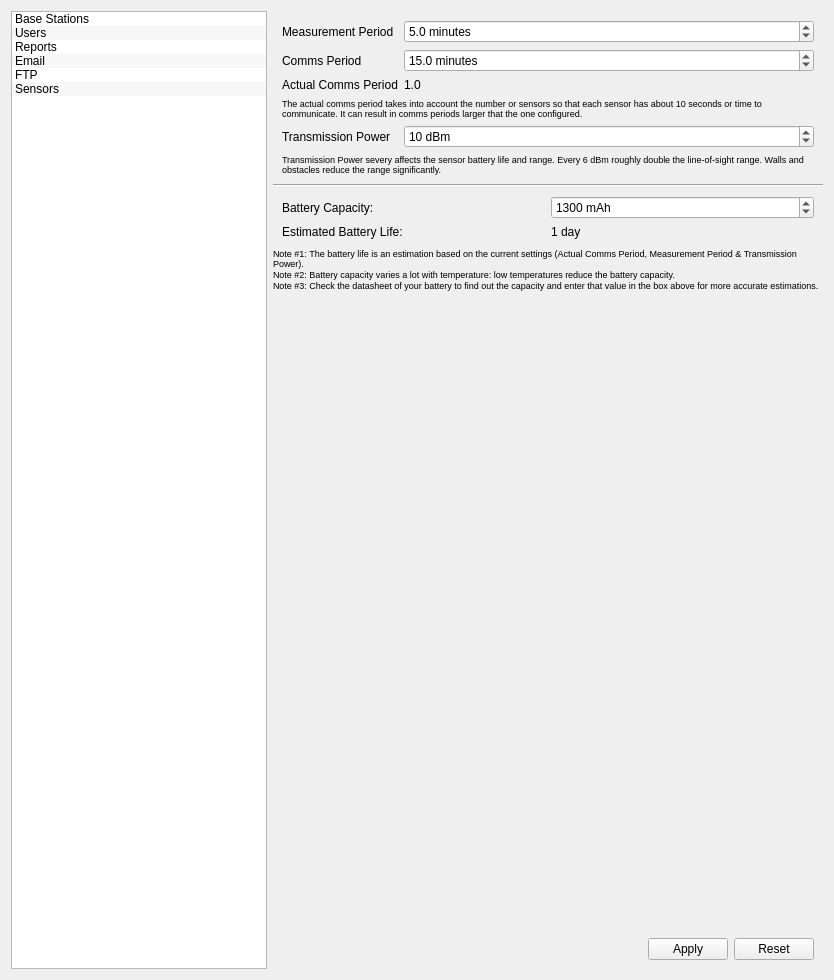
Old version of the form manager/src/SettingsWidget.ui in the repository porkmarks/sense.
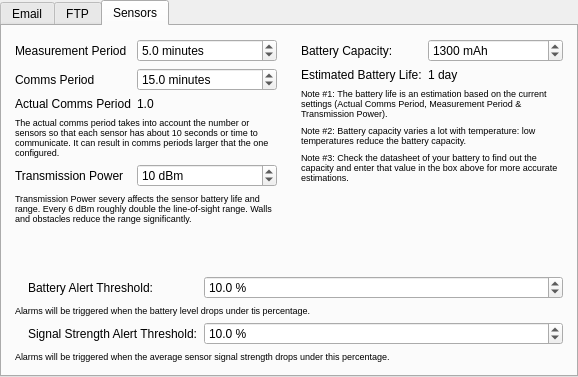
New version of the form. The open tabs and pages were chosen to show the change. Icons and pictures are not drawn. Custom widgets are drawn as their Qt base class.

Commit message: Added soft/hard thresholds for alarms Added configurable battery and signal thresholds

The edit to the form file:
```diff
--- a/manager/src/SettingsWidget.ui
+++ b/manager/src/SettingsWidget.ui
@@ -6,173 +6,39 @@
    <rect>
     <x>0</x>
     <y>0</y>
-    <width>834</width>
-    <height>980</height>
+    <width>578</width>
+    <height>377</height>
    </rect>
   </property>
   <property name="windowTitle">
    <string>Form</string>
   </property>
   <layout class="QHBoxLayout" name="horizontalLayout_2">
-   <item>
-    <widget class="QTreeWidget" name="list">
-     <property name="sizePolicy">
-      <sizepolicy hsizetype="Fixed" vsizetype="MinimumExpanding">
-       <horstretch>0</horstretch>
-       <verstretch>0</verstretch>
-      </sizepolicy>
-     </property>
-     <property name="showDropIndicator" stdset="0">
-      <bool>false</bool>
-     </property>
-     <property name="alternatingRowColors">
-      <bool>true</bool>
-     </property>
-     <property name="rootIsDecorated">
-      <bool>false</bool>
-     </property>
-     <property name="uniformRowHeights">
-      <bool>true</bool>
-     </property>
-     <property name="itemsExpandable">
-      <bool>false</bool>
-     </property>
-     <attribute name="headerVisible">
-      <bool>false</bool>
-     </attribute>
-     <column>
-      <property name="text">
-       <string>1</string>
-      </property>
-     </column>
+   <property name="leftMargin">
+    <number>0</number>
+   </property>
+   <property name="topMargin">
+    <number>0</number>
+   </property>
+   <property name="rightMargin">
+    <number>0</number>
+   </property>
+   <property name="bottomMargin">
+    <number>0</number>
+   </property>
      <item>
-      <property name="text">
-       <string>Base Stations</string>
-      </property>
-      <property name="icon">
-       <iconset resource="../res/res.qrc">
-        <normaloff>:/icons/ui/station.png</normaloff>:/icons/ui/station.png</iconset>
-      </property>
-     </item>
-     <item>
-      <property name="text">
-       <string>Users</string>
-      </property>
-      <property name="icon">
-       <iconset resource="../res/res.qrc">
-        <normaloff>:/icons/ui/users.png</normaloff>:/icons/ui/users.png</iconset>
-      </property>
-     </item>
-     <item>
-      <property name="text">
-       <string>Reports</string>
-      </property>
-      <property name="icon">
-       <iconset resource="../res/res.qrc">
-        <normaloff>:/icons/ui/report.png</normaloff>:/icons/ui/report.png</iconset>
-      </property>
-     </item>
-     <item>
-      <property name="text">
-       <string>Email</string>
-      </property>
-      <property name="icon">
+    <widget class="QTabWidget" name="tabWidget">
+     <property name="currentIndex">
+      <number>0</number>
+     </property>
+     <widget class="QWidget" name="emailTab">
+      <attribute name="icon">
        <iconset resource="../res/res.qrc">
         <normaloff>:/icons/ui/email.png</normaloff>:/icons/ui/email.png</iconset>
-      </property>
-     </item>
-     <item>
-      <property name="text">
-       <string>FTP</string>
-      </property>
-      <property name="icon">
-       <iconset resource="../res/res.qrc">
-        <normaloff>:/icons/ui/ftp.png</normaloff>:/icons/ui/ftp.png</iconset>
-      </property>
-     </item>
-     <item>
-      <property name="text">
-       <string>Sensors</string>
-      </property>
-      <property name="icon">
-       <iconset resource="../res/res.qrc">
-        <normaloff>:/icons/ui/sensor.png</normaloff>:/icons/ui/sensor.png</iconset>
-      </property>
-     </item>
-    </widget>
-   </item>
-   <item>
-    <widget class="QStackedWidget" name="stackedWidget">
-     <property name="currentIndex">
-      <number>3</number>
-     </property>
-     <widget class="QWidget" name="baseStationsPage">
-      <layout class="QVBoxLayout" name="verticalLayout_3">
-       <property name="spacing">
-        <number>0</number>
-       </property>
-       <property name="leftMargin">
-        <number>0</number>
-       </property>
-       <property name="topMargin">
-        <number>0</number>
-       </property>
-       <property name="rightMargin">
-        <number>0</number>
-       </property>
-       <property name="bottomMargin">
-        <number>0</number>
-       </property>
-       <item>
-        <widget class="BaseStationsWidget" name="baseStationsWidget" native="true"/>
-       </item>
-      </layout>
-     </widget>
-     <widget class="QWidget" name="usersPage">
-      <layout class="QVBoxLayout" name="verticalLayout_6">
-       <property name="spacing">
-        <number>0</number>
-       </property>
-       <property name="leftMargin">
-        <number>0</number>
-       </property>
-       <property name="topMargin">
-        <number>0</number>
-       </property>
-       <property name="rightMargin">
-        <number>0</number>
-       </property>
-       <property name="bottomMargin">
-        <number>0</number>
-       </property>
-       <item>
-        <widget class="UsersWidget" name="usersWidget" native="true"/>
-       </item>
-      </layout>
-     </widget>
-     <widget class="QWidget" name="reportsPage">
-      <layout class="QVBoxLayout" name="verticalLayout_4">
-       <property name="spacing">
-        <number>0</number>
-       </property>
-       <property name="leftMargin">
-        <number>0</number>
-       </property>
-       <property name="topMargin">
-        <number>0</number>
-       </property>
-       <property name="rightMargin">
-        <number>0</number>
-       </property>
-       <property name="bottomMargin">
-        <number>0</number>
-       </property>
-       <item>
-        <widget class="ReportsWidget" name="reportsWidget" native="true"/>
-       </item>
-      </layout>
-     </widget>
-     <widget class="QWidget" name="emailPage">
+      </attribute>
+      <attribute name="title">
+       <string>Email</string>
+      </attribute>
       <layout class="QVBoxLayout" name="verticalLayout_7">
        <property name="spacing">
         <number>0</number>
@@ -447,7 +313,14 @@
        </item>
       </layout>
      </widget>
-     <widget class="QWidget" name="ftpPage">
+     <widget class="QWidget" name="ftpTab">
+      <attribute name="icon">
+       <iconset resource="../res/res.qrc">
+        <normaloff>:/icons/ui/ftp.png</normaloff>:/icons/ui/ftp.png</iconset>
+      </attribute>
+      <attribute name="title">
+       <string>FTP</string>
+      </attribute>
       <layout class="QVBoxLayout" name="verticalLayout_11">
        <property name="spacing">
         <number>0</number>
@@ -642,11 +515,33 @@
        </item>
       </layout>
      </widget>
-     <widget class="QWidget" name="sensorsPage">
+     <widget class="QWidget" name="sensorsTab">
+      <attribute name="icon">
+       <iconset resource="../res/res.qrc">
+        <normaloff>:/icons/ui/sensor.png</normaloff>:/icons/ui/sensor.png</iconset>
+      </attribute>
+      <attribute name="title">
+       <string>Sensors</string>
+      </attribute>
       <layout class="QVBoxLayout" name="verticalLayout_12">
        <property name="spacing">
-        <number>0</number>
+        <number>2</number>
        </property>
+       <property name="leftMargin">
+        <number>4</number>
+       </property>
+       <property name="topMargin">
+        <number>4</number>
+       </property>
+       <property name="rightMargin">
+        <number>4</number>
+       </property>
+       <property name="bottomMargin">
+        <number>4</number>
+       </property>
+       <item>
+        <widget class="QWidget" name="widget_7" native="true">
+         <layout class="QHBoxLayout" name="horizontalLayout">
        <property name="leftMargin">
         <number>0</number>
        </property>
@@ -661,6 +556,12 @@
        </property>
        <item>
         <widget class="QWidget" name="widget_6" native="true">
+            <property name="sizePolicy">
+             <sizepolicy hsizetype="MinimumExpanding" vsizetype="Preferred">
+              <horstretch>0</horstretch>
+              <verstretch>0</verstretch>
+             </sizepolicy>
+            </property>
          <layout class="QFormLayout" name="formLayout_5">
           <property name="verticalSpacing">
            <number>6</number>
@@ -781,30 +682,15 @@
          </layout>
         </widget>
        </item>
-       <item>
-        <widget class="Line" name="line">
-         <property name="orientation">
-          <enum>Qt::Horizontal</enum>
-         </property>
-        </widget>
-       </item>
        <item>
         <widget class="QWidget" name="widget_3" native="true">
-         <layout class="QGridLayout" name="gridLayout_3">
-          <item row="1" column="1">
-           <widget class="QLabel" name="batteryLife">
-            <property name="text">
-             <string>1 day</string>
+            <property name="sizePolicy">
+             <sizepolicy hsizetype="MinimumExpanding" vsizetype="Preferred">
+              <horstretch>0</horstretch>
+              <verstretch>0</verstretch>
+             </sizepolicy>
             </property>
-           </widget>
-          </item>
-          <item row="1" column="0">
-           <widget class="QLabel" name="label_17">
-            <property name="text">
-             <string>Estimated Battery Life:</string>
-            </property>
-           </widget>
-          </item>
+            <layout class="QFormLayout" name="formLayout">
           <item row="0" column="0">
            <widget class="QLabel" name="label_23">
             <property name="text">
@@ -828,10 +714,21 @@
             </property>
            </widget>
           </item>
-         </layout>
-        </widget>
-       </item>
-       <item>
+             <item row="1" column="0">
+              <widget class="QLabel" name="label_17">
+               <property name="text">
+                <string>Estimated Battery Life:</string>
+               </property>
+              </widget>
+             </item>
+             <item row="1" column="1">
+              <widget class="QLabel" name="batteryLife">
+               <property name="text">
+                <string>1 day</string>
+               </property>
+              </widget>
+             </item>
+             <item row="2" column="0" colspan="2">
         <widget class="QLabel" name="label_20">
          <property name="font">
           <font>
@@ -846,7 +743,7 @@
          </property>
         </widget>
        </item>
-       <item>
+             <item row="3" column="0" colspan="2">
         <widget class="QLabel" name="label_21">
          <property name="font">
           <font>
@@ -861,7 +758,7 @@
          </property>
         </widget>
        </item>
-       <item>
+             <item row="4" column="0" colspan="2">
         <widget class="QLabel" name="label_22">
          <property name="font">
           <font>
@@ -876,7 +773,7 @@
          </property>
         </widget>
        </item>
-       <item>
+             <item row="5" column="0" colspan="2">
         <spacer name="verticalSpacer">
          <property name="orientation">
           <enum>Qt::Vertical</enum>
@@ -889,65 +786,144 @@
          </property>
         </spacer>
        </item>
+            </layout>
+           </widget>
+          </item>
+         </layout>
+        </widget>
+       </item>
        <item>
-        <widget class="QWidget" name="widget_7" native="true">
-         <layout class="QHBoxLayout" name="horizontalLayout">
+        <widget class="QWidget" name="widget_9" native="true">
+         <layout class="QFormLayout" name="formLayout_2">
+          <item row="0" column="0">
+           <widget class="QWidget" name="widget_10" native="true">
+            <layout class="QHBoxLayout" name="horizontalLayout_6">
+             <property name="leftMargin">
+              <number>0</number>
+             </property>
+             <property name="topMargin">
+              <number>0</number>
+             </property>
+             <property name="rightMargin">
+              <number>0</number>
+             </property>
+             <property name="bottomMargin">
+              <number>0</number>
+             </property>
           <item>
-           <spacer name="horizontalSpacer">
-            <property name="orientation">
-             <enum>Qt::Horizontal</enum>
-            </property>
-            <property name="sizeHint" stdset="0">
-             <size>
-              <width>40</width>
-              <height>20</height>
-             </size>
-            </property>
-           </spacer>
-          </item>
+              <widget class="QLabel" name="batteryIcon">
+               <property name="text">
+                <string/>
+               </property>
+              </widget>
+             </item>
+             <item>
+              <widget class="QLabel" name="label_25">
+               <property name="text">
+                <string>Battery Alert Threshold:</string>
+               </property>
+              </widget>
+             </item>
+            </layout>
+           </widget>
+          </item>
+          <item row="0" column="1">
+           <widget class="QDoubleSpinBox" name="batteryAlertThreshold">
+            <property name="suffix">
+             <string> %</string>
+            </property>
+            <property name="decimals">
+             <number>1</number>
+            </property>
+            <property name="maximum">
+             <double>80.000000000000000</double>
+            </property>
+            <property name="value">
+             <double>10.000000000000000</double>
+            </property>
+           </widget>
+          </item>
+          <item row="2" column="0">
+           <widget class="QWidget" name="widget_11" native="true">
+            <layout class="QHBoxLayout" name="horizontalLayout_7">
+             <property name="leftMargin">
+              <number>0</number>
+             </property>
+             <property name="topMargin">
+              <number>0</number>
+             </property>
+             <property name="rightMargin">
+              <number>0</number>
+             </property>
+             <property name="bottomMargin">
+              <number>0</number>
+             </property>
           <item>
-           <widget class="QPushButton" name="sensorsApply">
+              <widget class="QLabel" name="signalStrengthIcon">
             <property name="text">
-             <string>Apply</string>
+                <string/>
             </property>
            </widget>
           </item>
           <item>
-           <widget class="QPushButton" name="sensorsReset">
+              <widget class="QLabel" name="label_27">
             <property name="text">
-             <string>Reset</string>
+                <string>Signal Strength Alert Threshold:</string>
             </property>
            </widget>
           </item>
          </layout>
         </widget>
        </item>
-      </layout>
-     </widget>
-    </widget>
+          <item row="2" column="1">
+           <widget class="QDoubleSpinBox" name="signalStrengthAlertThreshold">
+            <property name="suffix">
+             <string> %</string>
+            </property>
+            <property name="decimals">
+             <number>1</number>
+            </property>
+            <property name="maximum">
+             <double>80.000000000000000</double>
+            </property>
+            <property name="value">
+             <double>10.000000000000000</double>
+            </property>
+           </widget>
+          </item>
+          <item row="1" column="0" colspan="2">
+           <widget class="QLabel" name="label_24">
+            <property name="font">
+             <font>
+              <pointsize>7</pointsize>
+             </font>
+            </property>
+            <property name="text">
+             <string>Alarms will be triggered when the battery level drops under tis percentage.</string>
+            </property>
+           </widget>
+          </item>
+          <item row="3" column="0" colspan="2">
+           <widget class="QLabel" name="label_26">
+            <property name="font">
+             <font>
+              <pointsize>7</pointsize>
+             </font>
+            </property>
+            <property name="text">
+             <string>Alarms will be triggered when the average sensor signal strength drops under this percentage.</string>
+            </property>
+           </widget>
+          </item>
+         </layout>
+        </widget>
+       </item>
+      </layout>
+     </widget>
+    </widget>
    </item>
   </layout>
  </widget>
- <customwidgets>
-  <customwidget>
-   <class>BaseStationsWidget</class>
-   <extends>QWidget</extends>
-   <header>BaseStationsWidget.h</header>
-   <container>1</container>
-  </customwidget>
-  <customwidget>
-   <class>ReportsWidget</class>
-   <extends>QWidget</extends>
-   <header>ReportsWidget.h</header>
-   <container>1</container>
-  </customwidget>
-  <customwidget>
-   <class>UsersWidget</class>
-   <extends>QWidget</extends>
-   <header>UsersWidget.h</header>
-   <container>1</container>
-  </customwidget>
- </customwidgets>
  <tabstops>
   <tabstop>emailHost</tabstop>
   <tabstop>emailPort</tabstop>
```
Left out of the diff: 64 changed lines with no effect on the pictures. Lines whose indentation alone changed are shown as unchanged. The commit also changes 46 other files.
